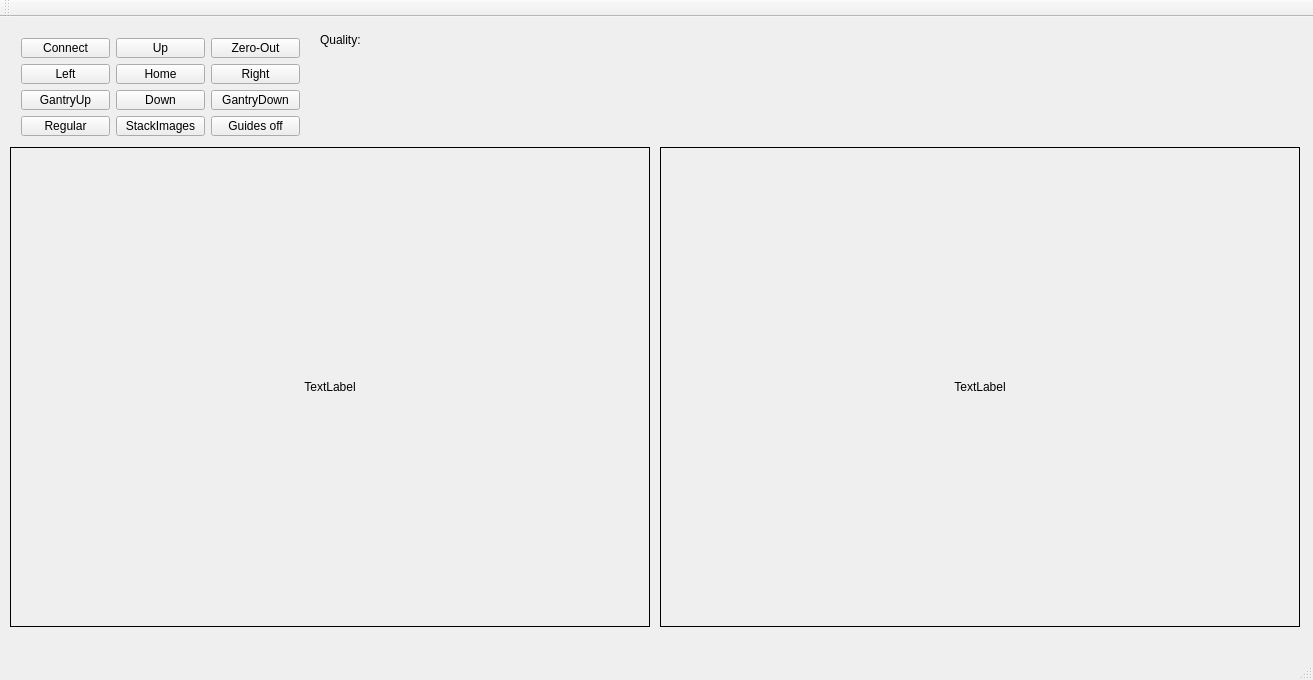
Before: the Qt Designer form mainwindow.ui in JustasBart/3DUnwrapper, drawn with Qt 5.
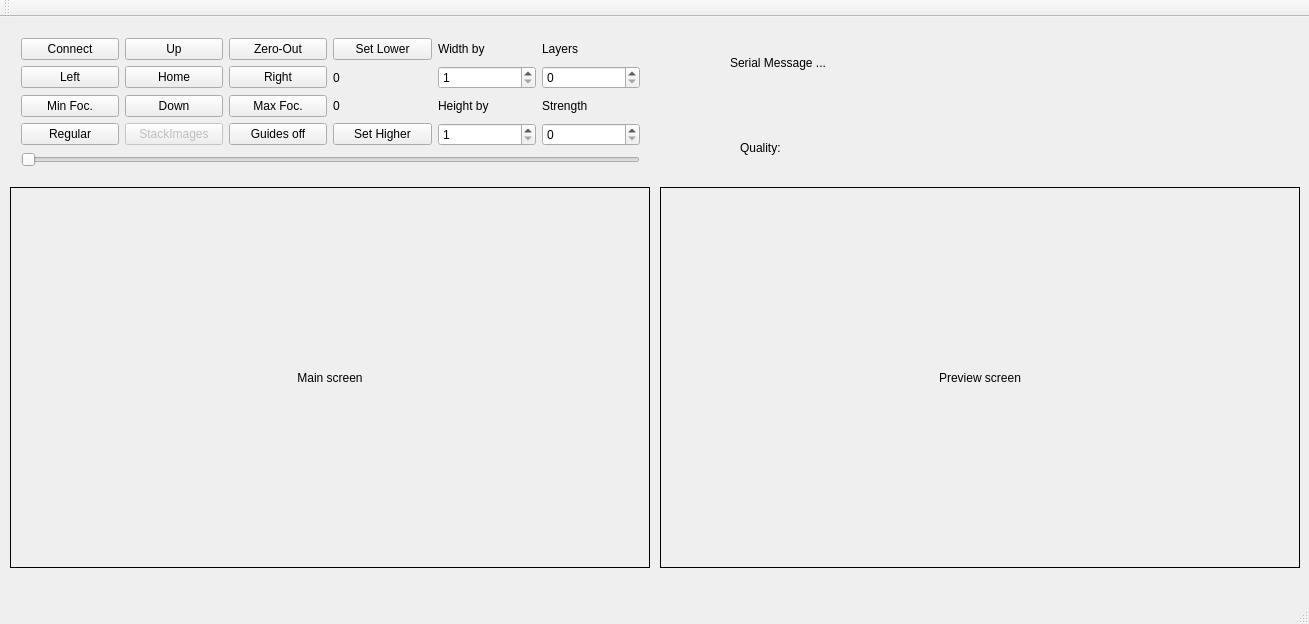
After: the same form once the commit is applied.

Patch:
```diff
--- a/mainwindow.ui
+++ b/mainwindow.ui
@@ -6,8 +6,8 @@
    <rect>
     <x>0</x>
     <y>0</y>
-    <width>1313</width>
-    <height>680</height>
+    <width>1309</width>
+    <height>624</height>
    </rect>
   </property>
   <property name="windowTitle">
@@ -19,28 +19,46 @@
      <rect>
       <x>10</x>
       <y>10</y>
-      <width>301</width>
-      <height>120</height>
+      <width>641</width>
+      <height>151</height>
      </rect>
     </property>
     <layout class="QGridLayout" name="gridLayout">
-     <item row="0" column="0">
-      <widget class="QPushButton" name="connectButton">
+     <item row="3" column="2">
+      <widget class="QPushButton" name="guidesButon">
        <property name="text">
-        <string>Connect</string>
+        <string>Guides off</string>
        </property>
       </widget>
      </item>
-     <item row="1" column="0">
-      <widget class="QPushButton" name="leftButton">
+     <item row="1" column="1">
+      <widget class="QPushButton" name="homeButton">
        <property name="text">
-        <string>Left</string>
+        <string>Home</string>
        </property>
-       <property name="autoRepeat">
-        <bool>true</bool>
+      </widget>
+     </item>
+     <item row="2" column="3">
+      <widget class="QLabel" name="uBoundLabel">
+       <property name="text">
+        <string>0</string>
        </property>
-       <property name="autoRepeatInterval">
-        <number>50</number>
+      </widget>
+     </item>
+     <item row="0" column="3">
+      <widget class="QPushButton" name="lowerBoundry">
+       <property name="text">
+        <string>Set Lower</string>
+       </property>
+      </widget>
+     </item>
+     <item row="1" column="4">
+      <widget class="QSpinBox" name="widthSpinBox">
+       <property name="minimum">
+        <number>1</number>
+       </property>
+       <property name="maximum">
+        <number>10</number>
        </property>
       </widget>
      </item>
@@ -57,16 +75,10 @@
        </property>
       </widget>
      </item>
-     <item row="2" column="0">
-      <widget class="QPushButton" name="gantryUpButton">
+     <item row="3" column="3">
+      <widget class="QPushButton" name="upperBoundry">
        <property name="text">
-        <string>GantryUp</string>
-       </property>
-       <property name="autoRepeat">
-        <bool>true</bool>
-       </property>
-       <property name="autoRepeatInterval">
-        <number>50</number>
+        <string>Set Higher</string>
        </property>
       </widget>
      </item>
@@ -83,39 +95,17 @@
        </property>
       </widget>
      </item>
-     <item row="1" column="1">
-      <widget class="QPushButton" name="homeButton">
-       <property name="text">
-        <string>Home</string>
-       </property>
-      </widget>
-     </item>
      <item row="2" column="2">
-      <widget class="QPushButton" name="gantryDownButton">
+      <widget class="QPushButton" name="maxFocus">
        <property name="text">
-        <string>GantryDown</string>
-       </property>
-       <property name="autoRepeat">
-        <bool>true</bool>
-       </property>
-       <property name="autoRepeatDelay">
-        <number>300</number>
-       </property>
-       <property name="autoRepeatInterval">
-        <number>50</number>
+        <string>Max Foc.</string>
        </property>
       </widget>
      </item>
-     <item row="0" column="1">
-      <widget class="QPushButton" name="upButton">
+     <item row="0" column="0">
+      <widget class="QPushButton" name="connectButton">
        <property name="text">
-        <string>Up</string>
-       </property>
-       <property name="autoRepeat">
-        <bool>true</bool>
-       </property>
-       <property name="autoRepeatInterval">
-        <number>50</number>
+        <string>Connect</string>
        </property>
       </widget>
      </item>
@@ -127,12 +117,35 @@
       </widget>
      </item>
      <item row="3" column="1">
-      <widget class="QPushButton" name="testButton">
+      <widget class="QPushButton" name="stackButton">
+       <property name="enabled">
+        <bool>false</bool>
+       </property>
        <property name="text">
         <string>StackImages</string>
        </property>
       </widget>
      </item>
+     <item row="2" column="4">
+      <widget class="QLabel" name="heightByLabel">
+       <property name="text">
+        <string>Height by</string>
+       </property>
+      </widget>
+     </item>
+     <item row="1" column="0">
+      <widget class="QPushButton" name="leftButton">
+       <property name="text">
+        <string>Left</string>
+       </property>
+       <property name="autoRepeat">
+        <bool>true</bool>
+       </property>
+       <property name="autoRepeatInterval">
+        <number>50</number>
+       </property>
+      </widget>
+     </item>
      <item row="3" column="0">
       <widget class="QPushButton" name="laplacianButton">
        <property name="autoFillBackground">
@@ -143,10 +156,83 @@
        </property>
       </widget>
      </item>
-     <item row="3" column="2">
-      <widget class="QPushButton" name="guidesButon">
+     <item row="3" column="4">
+      <widget class="QSpinBox" name="heightSpinBox">
+       <property name="minimum">
+        <number>1</number>
+       </property>
+       <property name="maximum">
+        <number>10</number>
+       </property>
+       <property name="value">
+        <number>1</number>
+       </property>
+      </widget>
+     </item>
+     <item row="2" column="0">
+      <widget class="QPushButton" name="minFocus">
        <property name="text">
-        <string>Guides off</string>
+        <string>Min Foc.</string>
+       </property>
+      </widget>
+     </item>
+     <item row="0" column="1">
+      <widget class="QPushButton" name="upButton">
+       <property name="text">
+        <string>Up</string>
+       </property>
+       <property name="autoRepeat">
+        <bool>true</bool>
+       </property>
+       <property name="autoRepeatInterval">
+        <number>50</number>
+       </property>
+      </widget>
+     </item>
+     <item row="0" column="4">
+      <widget class="QLabel" name="widthByLabel">
+       <property name="text">
+        <string>Width by</string>
+       </property>
+      </widget>
+     </item>
+     <item row="1" column="3">
+      <widget class="QLabel" name="lBoundLabel">
+       <property name="text">
+        <string>0</string>
+       </property>
+      </widget>
+     </item>
+     <item row="1" column="5">
+      <widget class="QSpinBox" name="layersSpinBox"/>
+     </item>
+     <item row="0" column="5">
+      <widget class="QLabel" name="layersLabel">
+       <property name="text">
+        <string>Layers</string>
+       </property>
+      </widget>
+     </item>
+     <item row="2" column="5">
+      <widget class="QLabel" name="strengthLabel">
+       <property name="text">
+        <string>Strength</string>
+       </property>
+      </widget>
+     </item>
+     <item row="3" column="5">
+      <widget class="QSpinBox" name="strengthSpinBox"/>
+     </item>
+     <item row="4" column="0" colspan="6">
+      <widget class="QSlider" name="moveByDistance">
+       <property name="minimum">
+        <number>1</number>
+       </property>
+       <property name="maximum">
+        <number>100</number>
+       </property>
+       <property name="orientation">
+        <enum>Qt::Horizontal</enum>
        </property>
       </widget>
      </item>
@@ -156,9 +242,9 @@
     <property name="geometry">
      <rect>
       <x>10</x>
-      <y>130</y>
+      <y>170</y>
       <width>640</width>
-      <height>480</height>
+      <height>381</height>
      </rect>
     </property>
     <property name="maximumSize">
@@ -171,10 +257,10 @@
      <enum>QFrame::Box</enum>
     </property>
     <property name="text">
-     <string>TextLabel</string>
+     <string>Main screen</string>
     </property>
     <property name="scaledContents">
-     <bool>false</bool>
+     <bool>true</bool>
     </property>
     <property name="alignment">
      <set>Qt::AlignCenter</set>
@@ -184,30 +270,43 @@
     <property name="geometry">
      <rect>
       <x>660</x>
-      <y>130</y>
+      <y>170</y>
       <width>640</width>
-      <height>480</height>
+      <height>381</height>
      </rect>
     </property>
     <property name="frameShape">
      <enum>QFrame::Box</enum>
     </property>
     <property name="text">
-     <string>TextLabel</string>
+     <string>Preview screen</string>
     </property>
     <property name="scaledContents">
-     <bool>false</bool>
+     <bool>true</bool>
     </property>
     <property name="alignment">
      <set>Qt::AlignCenter</set>
     </property>
    </widget>
+   <widget class="QLabel" name="serialLabel">
+    <property name="geometry">
+     <rect>
+      <x>730</x>
+      <y>10</y>
+      <width>221</width>
+      <height>71</height>
+     </rect>
+    </property>
+    <property name="text">
+     <string>Serial Message ...</string>
+    </property>
+   </widget>
    <widget class="QLabel" name="qualityLabel">
     <property name="geometry">
      <rect>
-      <x>320</x>
-      <y>12</y>
-      <width>181</width>
+      <x>740</x>
+      <y>120</y>
+      <width>221</width>
       <height>21</height>
      </rect>
     </property>
@@ -221,7 +320,7 @@
     <rect>
      <x>0</x>
      <y>0</y>
-     <width>1313</width>
+     <width>1309</width>
      <height>22</height>
     </rect>
    </property>
```
